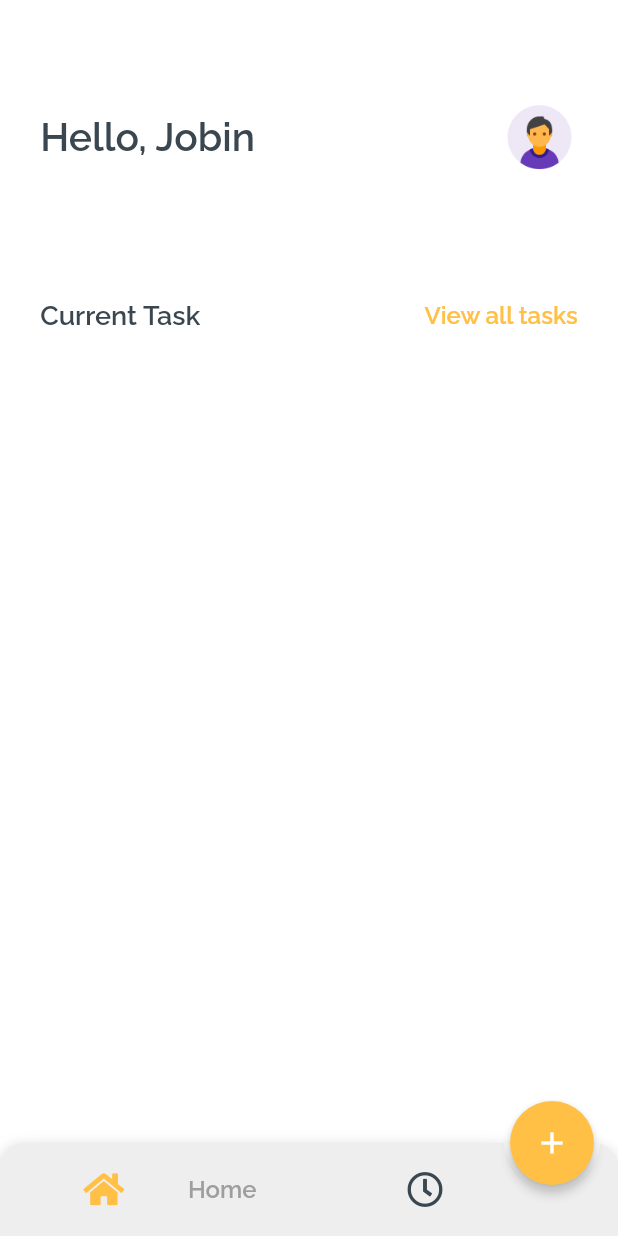
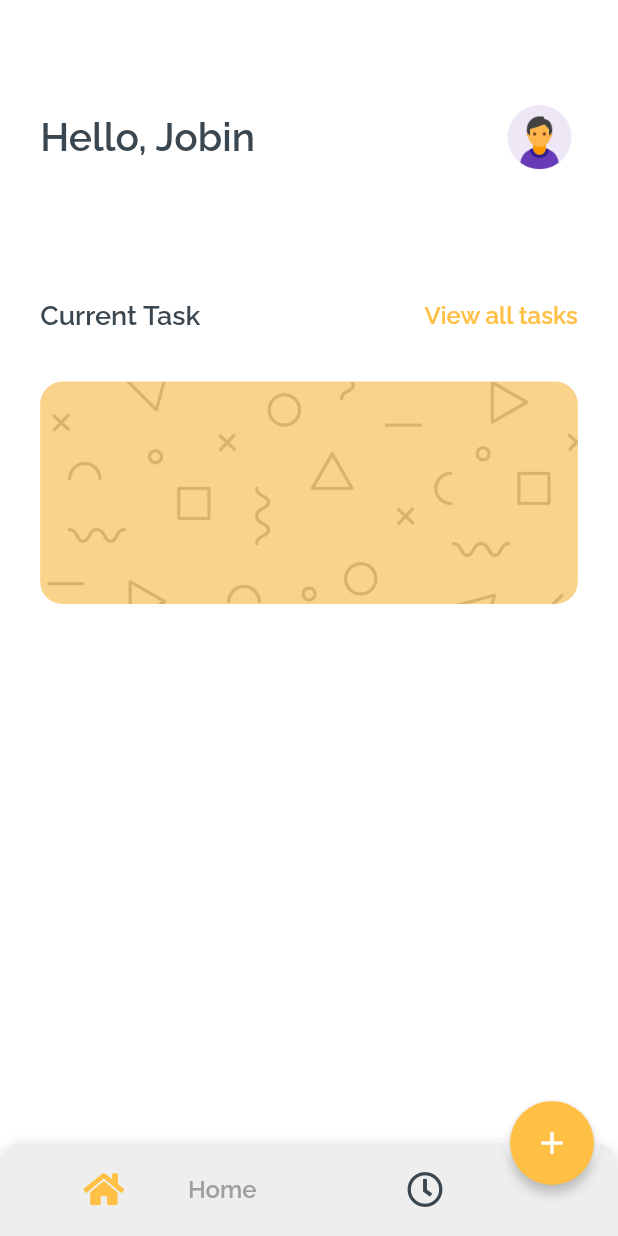
Before and after one commit to JobinBiju/Taskly, a Flutter app: the HomeView screen opened by its route, on a phone screen of 412 x 824 dp. Run offline on Flutter 3.47's test engine with Material 2 defaults, Android fonts, the phone set to English and light mode, and no system bars; drawn by our look-alikes of bubble_bottom_bar; our stand-ins replace flutter_svg, font_awesome_flutter, get, get_storage, google_fonts, lottie; accounts and stored records are empty.

Commit message:
Added decorated container
Created a custom decorated container & added it to dashboard view

```diff
--- /dev/null
+++ b/lib/app/global_widgets/decorated_Container.dart
@@ -0,0 +1,36 @@
+import 'package:flutter/material.dart';
+
+class DecoratedContainer extends StatelessWidget {
+  const DecoratedContainer({
+    Key key,
+    this.child,
+    @required this.size,
+  }) : super(key: key);
+
+  final Size size;
+  final Widget child;
+
+  @override
+  Widget build(BuildContext context) {
+    return Container(
+      height: size.height * 0.18,
+      width: double.infinity,
+      decoration: BoxDecoration(
+        borderRadius: BorderRadius.circular(15),
+        image: DecorationImage(
+            image: AssetImage('assets/images/containerMask.png'),
+            fit: BoxFit.cover),
+      ),
+      child: Container(
+        height: size.height * 0.18,
+        width: double.infinity,
+        padding: EdgeInsets.all(15),
+        decoration: BoxDecoration(
+          borderRadius: BorderRadius.circular(15),
+          color: Theme.of(context).primaryColor.withOpacity(0.6),
+        ),
+        child: child,
+      ),
+    );
+  }
+}
--- a/lib/app/modules/home/controllers/home_controller.dart
+++ b/lib/app/modules/home/controllers/home_controller.dart
@@ -25,7 +25,10 @@ class HomeController extends GetxController {
   }
 
   @override
-  void onReady() {}
+  void onReady() {
+    super.onReady();
+  }
+
   @override
   void onClose() {}
 }
--- a/lib/app/modules/home/views/dashboard_view.dart
+++ b/lib/app/modules/home/views/dashboard_view.dart
@@ -1,5 +1,6 @@
 import 'package:flutter/material.dart';
 import 'package:get/get.dart';
+import 'package:taskly/app/global_widgets/decorated_Container.dart';
 import 'package:taskly/app/global_widgets/user_avatar.dart';
 import 'package:taskly/app/modules/profile/views/profile_view.dart';
 import 'package:taskly/app/theme/text_theme.dart';
@@ -9,6 +10,7 @@ class DashboardView extends GetView {
   Widget build(BuildContext context) {
     Size size = MediaQuery.of(context).size;
     return Container(
+      padding: EdgeInsets.symmetric(horizontal: size.width * 0.065),
       height: size.height,
       width: size.width,
       color: Theme.of(context).scaffoldBackgroundColor,
@@ -18,9 +20,7 @@ class DashboardView extends GetView {
           SizedBox(
             height: size.height * 0.08,
           ),
-          Padding(
-            padding: EdgeInsets.symmetric(horizontal: size.width * 0.065),
-            child: Row(
+          Row(
             mainAxisAlignment: MainAxisAlignment.spaceBetween,
             crossAxisAlignment: CrossAxisAlignment.center,
             children: [
@@ -37,11 +37,8 @@ class DashboardView extends GetView {
               ),
             ],
           ),
-          ),
           SizedBox(height: size.height * 0.1),
-          Padding(
-            padding: EdgeInsets.symmetric(horizontal: size.width * 0.065),
-            child: Row(
+          Row(
             mainAxisAlignment: MainAxisAlignment.spaceBetween,
             crossAxisAlignment: CrossAxisAlignment.center,
             children: [
@@ -62,7 +59,13 @@ class DashboardView extends GetView {
               ),
             ],
           ),
-          )
+          SizedBox(height: size.height * 0.04),
+          DecoratedContainer(
+            size: size,
+            child: Row(
+              children: [],
+            ),
+          ),
         ],
       ),
     );
--- a/lib/app/modules/profile/controllers/profile_controller.dart
+++ b/lib/app/modules/profile/controllers/profile_controller.dart
@@ -2,9 +2,15 @@ import 'package:get/get.dart';
 
 class ProfileController extends GetxController {
   @override
-  void onInit() {}
+  void onInit() {
+    super.onInit();
+  }
+
   @override
-  void onReady() {}
+  void onReady() {
+    super.onReady();
+  }
+
   @override
   void onClose() {}
 }
--- a/lib/app/modules/settings/controllers/settings_controller.dart
+++ b/lib/app/modules/settings/controllers/settings_controller.dart
@@ -34,7 +34,10 @@ class SettingsController extends GetxController {
   }
 
   @override
-  void onReady() {}
+  void onReady() {
+    super.onReady();
+  }
+
   @override
   void onClose() {}
 }
--- a/lib/app/modules/welcome/controllers/welcome_controller.dart
+++ b/lib/app/modules/welcome/controllers/welcome_controller.dart
@@ -10,10 +10,14 @@ class WelcomeController extends GetxController {
   }
 
   @override
-  void onReady() {}
+  void onReady() {
+    super.onReady();
+  }
+
   @override
   void onClose() {}
 
+  //function to toggle gender in log in screen
   onToggledGender(int index) {
     if (index == 0) {
       selectedToggleGender[index] = !selectedToggleGender[index];
```
Also changed, not shown: lib/app/modules/home/views/home_view.dart (+0 -10 lines), assets/images/containerMask.png (added). Lines whose indentation alone changed are shown as unchanged.
